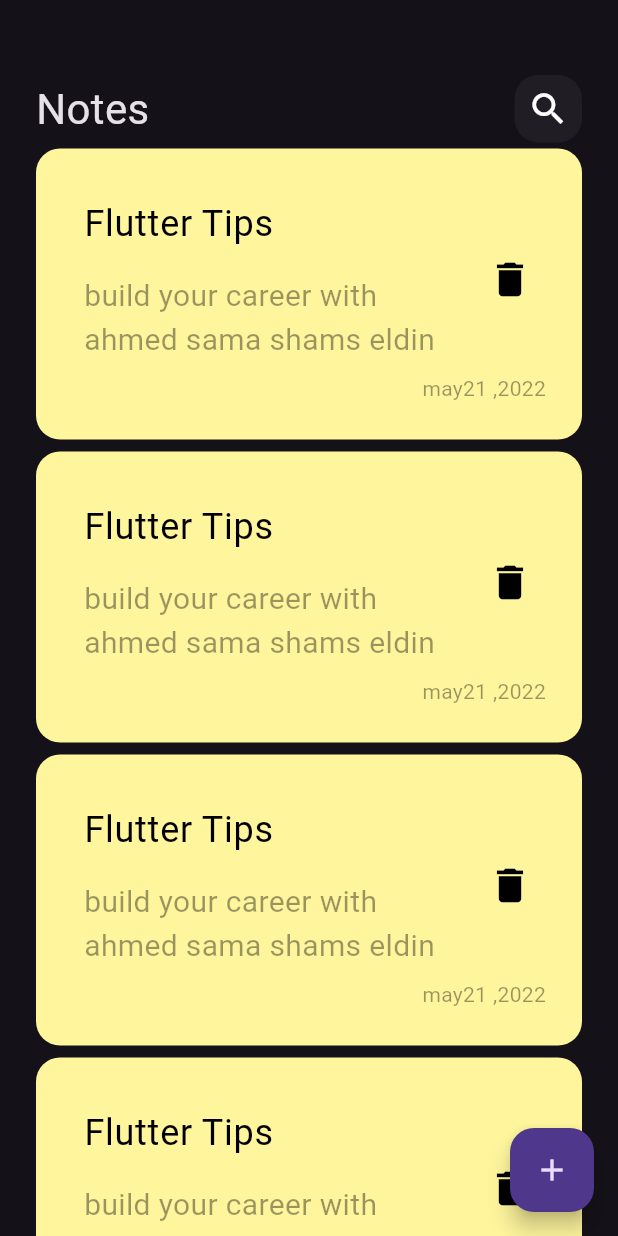
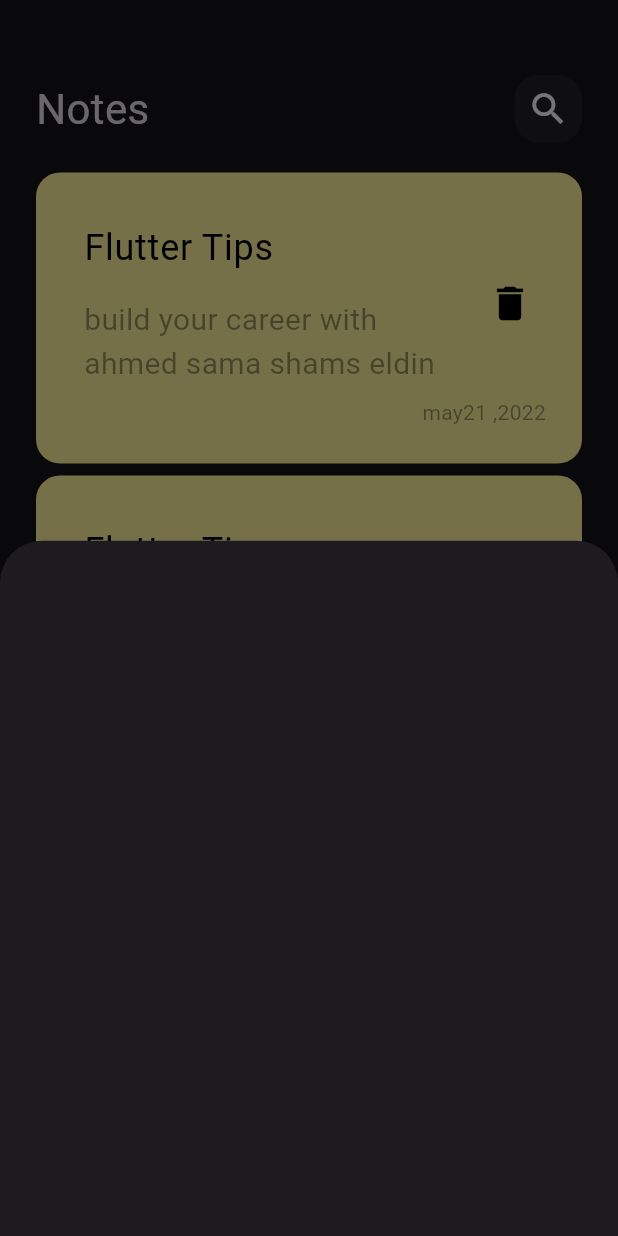
Before and after one commit to Ahmedshams1/notes_app, a Flutter app: the screen it shows after launch, after a tap on the "add" icon, on a phone screen of 412 x 824 dp. Run offline on Flutter 3.47's test engine with Material 3 defaults, Android fonts, the phone set to English and light mode, and no system bars.

Commit message:
add show bottom model shet

```diff
--- a/lib/views/notesView.dart
+++ b/lib/views/notesView.dart
@@ -1,4 +1,5 @@
 import 'package:flutter/material.dart';
+import 'package:noteapp/widget/addBottomSheet.dart';
 import 'package:noteapp/widget/notesViewBody.dart';
 
 class NotesView extends StatelessWidget {
@@ -8,7 +9,13 @@ class NotesView extends StatelessWidget {
   Widget build(BuildContext context) {
     return Scaffold(
       floatingActionButton: FloatingActionButton(
-        onPressed: () {},
+        onPressed: () {
+          showModalBottomSheet(
+              context: context,
+              builder: (context) {
+                return AddNoteBottomSheet();
+              });
+        },
         child: Icon(Icons.add),
       ),
       body: NotesViewBody(),
--- /dev/null
+++ b/lib/widget/addBottomSheet.dart
@@ -0,0 +1,10 @@
+import 'package:flutter/material.dart';
+
+class AddNoteBottomSheet extends StatelessWidget {
+  const AddNoteBottomSheet({super.key});
+
+  @override
+  Widget build(BuildContext context) {
+    return Container();
+  }
+}
--- a/lib/widget/notesItemListView.dart
+++ b/lib/widget/notesItemListView.dart
@@ -6,11 +6,16 @@ class NotesItemListView extends StatelessWidget {
 
   @override
   Widget build(BuildContext context) {
-    return ListView.builder(itemBuilder: (context, index) {
-      return Padding(
-        padding: const EdgeInsets.symmetric(vertical: 4),
-        child: NotesItem(),
-      );
-    });
+    return Padding(
+      padding: const EdgeInsets.symmetric(vertical: 16),
+      child: ListView.builder(
+          padding: EdgeInsets.zero,
+          itemBuilder: (context, index) {
+            return Padding(
+              padding: const EdgeInsets.symmetric(vertical: 4),
+              child: NotesItem(),
+            );
+          }),
+    );
   }
 }
```
